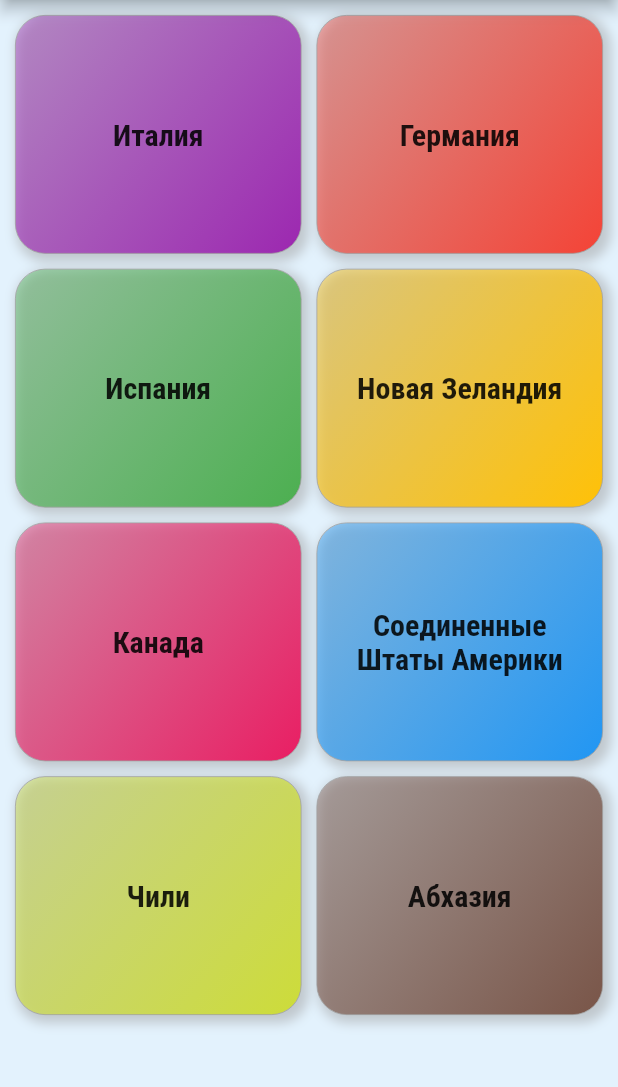
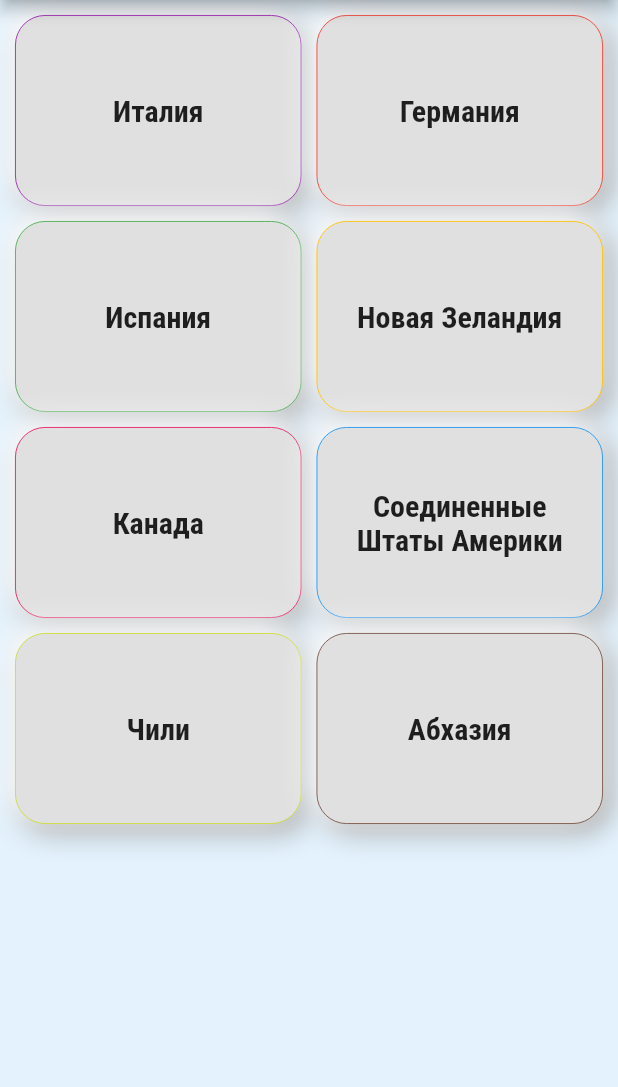
Before and after one commit to aspesivtsev/meals, a Flutter app: the screen it shows after launch, on a phone screen of 412 x 824 dp, the part 84-1171 px from its top. Run offline on Flutter 3.47's test engine with Material 2 defaults, Android fonts, the phone set to English and light mode, and no system bars.

Commit message:
flat buttons added

```diff
--- a/lib/categories_screen.dart
+++ b/lib/categories_screen.dart
@@ -20,7 +20,7 @@ class CategoriesScreen extends StatelessWidget {
               .toList(),
           gridDelegate: SliverGridDelegateWithMaxCrossAxisExtent(
               maxCrossAxisExtent: 200,
-              childAspectRatio: 3 / 2.5,
+              childAspectRatio: 3 / 2,
               mainAxisSpacing: 10,
               crossAxisSpacing: 10),
         ));
--- a/lib/category_item.dart
+++ b/lib/category_item.dart
@@ -30,28 +30,24 @@ class CategoryItem extends StatelessWidget {
             ),
           ),
           decoration: BoxDecoration(
-            gradient: LinearGradient(
-              colors: [
-                color.withOpacity(0.4),
-                color,
-              ],
-              begin: Alignment.topLeft,
-              end: Alignment.bottomRight,
-            ),
-            borderRadius: BorderRadius.circular(20),
-            border: Border.all(
-              color: Colors.grey,
-              width: 0.5,
-            ),
-            boxShadow: [
-              BoxShadow(
-                color: Colors.grey.withOpacity(0.5),
-                spreadRadius: 2,
-                blurRadius: 6,
-                offset: Offset(3, 3), // changes position of shadow
+              color: Colors.grey[300],
+              borderRadius: BorderRadius.all(Radius.circular(20)),
+              border: Border.all(
+                color: color,
+                width: 0.6,
               ),
-            ],
-          )),
+              boxShadow: [
+                BoxShadow(
+                    color: Colors.grey[500],
+                    offset: Offset(4.0, 4.0),
+                    blurRadius: 15.0,
+                    spreadRadius: 1.0),
+                BoxShadow(
+                    color: Colors.white,
+                    offset: Offset(-4.0, -4.0),
+                    blurRadius: 15.0,
+                    spreadRadius: 1.0),
+              ])),
     );
   }
 }
--- a/lib/category_meals_screen.dart
+++ b/lib/category_meals_screen.dart
@@ -8,9 +8,10 @@ class CategoryMealsScreen extends StatelessWidget {
 
   @override
   Widget build(BuildContext context) {
+    //here we could write Map<String, String> if all the pairs were strings
     final routeArgs =
         ModalRoute.of(context).settings.arguments as Map<String, dynamic>;
-    //here we could write Map<String, String> if all the pairs were
+
     final categoryTitle = routeArgs['title'];
     final categoryId = routeArgs['id'];
     final categoryColor = routeArgs['color'];
```
